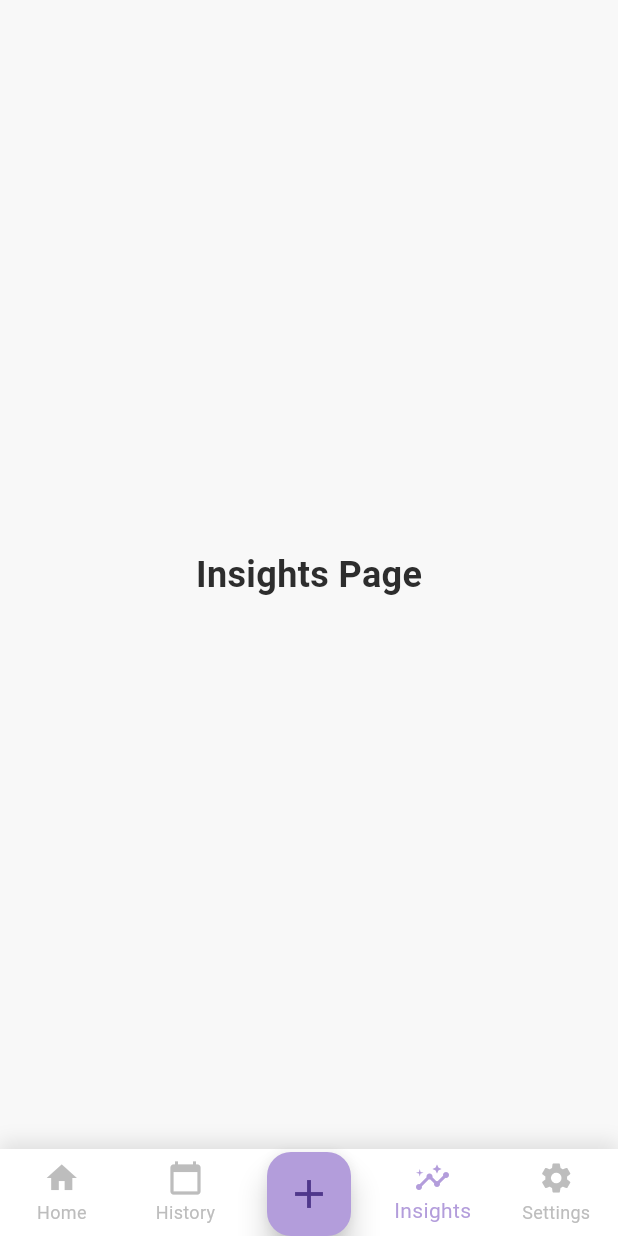
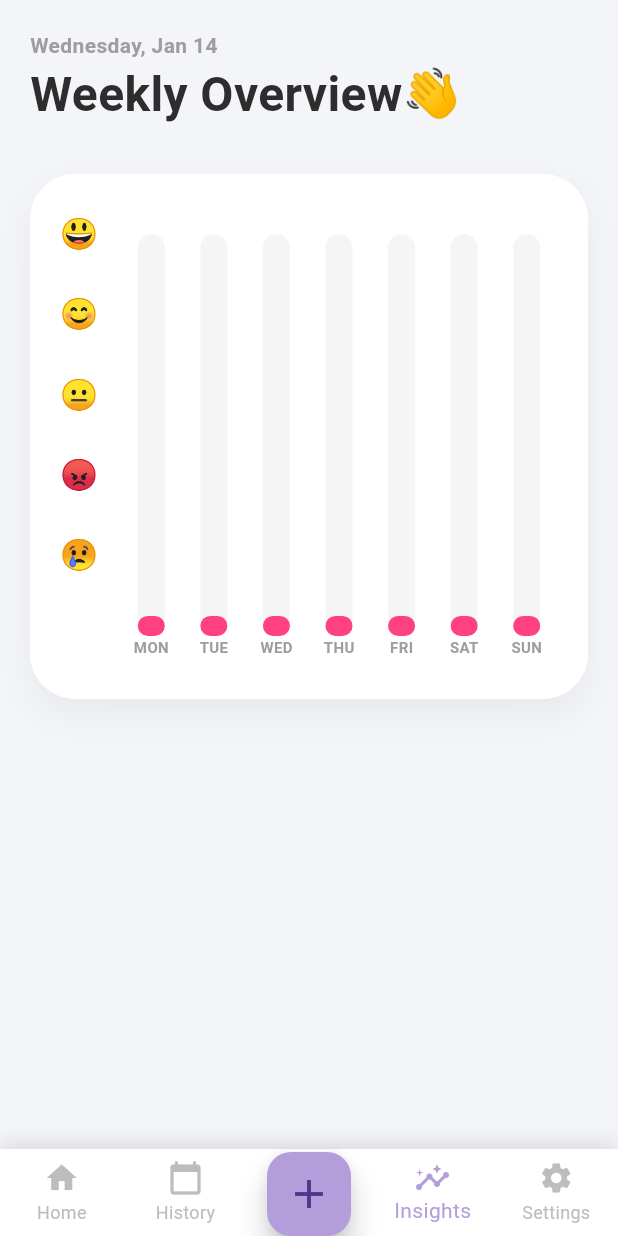
Before and after one commit to loczus887/moodJar, a Flutter app: the screen it shows once a user with an empty profile is signed in, item 4 of the bottom bar chosen, on a phone screen of 412 x 824 dp. Run offline on Flutter 3.47's test engine with Material 3 defaults, Android fonts, the phone set to English and light mode, and no system bars; drawn by our look-alikes of fl_chart; our stand-ins replace cloud_firestore, equatable, firebase_auth, firebase_core, flutter_bloc, local_auth and 1 more; accounts and stored records are empty; generated files the repository leaves out were written again.

Commit message:
jt insights wwekly overview ( working on to show last weeks)

```diff
--- a/lib/pages/insights_page.dart
+++ b/lib/pages/insights_page.dart
@@ -1,4 +1,8 @@
 import 'package:flutter/material.dart';
+import 'package:flutter_bloc/flutter_bloc.dart';
+import '../bloc/auth_bloc/auth_bloc.dart';
+import '../widgets/mood_line_chart.dart';
+import 'package:intl/intl.dart';
 
 class InsightsPage extends StatelessWidget {
   const InsightsPage({super.key});
@@ -9,15 +13,36 @@ class InsightsPage extends StatelessWidget {
     final isDark = theme.brightness == Brightness.dark;
     final textColor = theme.textTheme.titleLarge?.color ?? (isDark ? Colors.white : const Color(0xFF2D2D2D));
 
-    return Center(
-      child: Text(
-        'Insights Page',
-        style: TextStyle(
-          fontSize: 24,
-          fontWeight: FontWeight.bold,
-          color: textColor,
-        ),
+    final authState = context.read<AuthBloc>().state;
+    final String userId = (authState is Authenticated) ? authState.user.uid : '';
+
+return Scaffold(
+  backgroundColor: const Color(0xFFF3F5F9),
+  body: SafeArea(
+    child: Padding(
+      padding: const EdgeInsets.symmetric(horizontal: 20.0),
+      child: Column(
+        crossAxisAlignment: CrossAxisAlignment.start,
+        children: [
+          const SizedBox(height: 20),
+          Text(
+            DateFormat('EEEE, MMM d').format(DateTime.now()),
+            style: const TextStyle(
+              color: Colors.grey,
+              fontWeight: FontWeight.bold,
+              fontSize: 14,
+            ),
+          ),
+          const Text("Weekly Overview👋", style: TextStyle(fontSize: 32, fontWeight: FontWeight.bold)),
+          const SizedBox(height: 30),
+          SizedBox(
+            height: 350,
+            child: MoodBarChart(userId: userId)
+          ),
+        ],
       ),
-    );
+    ),
+  ),
+);
   }
 }
--- a/lib/pages/log_mood.dart
+++ b/lib/pages/log_mood.dart
@@ -49,7 +49,7 @@ class _LogMoodScreenState extends State<LogMoodScreen> {
       'label': 'Excited',
       'emoji': '🤩',
       'color': Colors.amberAccent.withValues(alpha: 0.3),
-      'value': 4,
+      'value': 8,
     },
     {
       'label': 'Grateful',
@@ -67,7 +67,7 @@ class _LogMoodScreenState extends State<LogMoodScreen> {
       'label': 'Angry',
       'emoji': '😡',
       'color': Colors.redAccent.withValues(alpha: 0.3),
-      'value': 8,
+      'value': 4,
     },
   ];
 
--- /dev/null
+++ b/lib/widgets/mood_line_chart.dart
@@ -0,0 +1,113 @@
+import 'package:flutter/material.dart';
+import 'package:fl_chart/fl_chart.dart';
+import 'package:cloud_firestore/cloud_firestore.dart';
+
+class MoodBarChart extends StatelessWidget {
+  final String userId;
+  const MoodBarChart({super.key, required this.userId});
+
+
+
+
+  @override
+  Widget build(BuildContext context) {
+    return StreamBuilder<QuerySnapshot>(
+      stream: FirebaseFirestore.instance
+          .collection('users')
+          .doc(userId)
+          .collection('mood_logs')
+          .orderBy('timestamp', descending: true)
+          .limit(20)
+          .snapshots(),
+      builder: (context, snapshot) {
+        if (!snapshot.hasData) return const Center(child: CircularProgressIndicator());
+
+        final Map<int, List<int>> dailyValues = {1: [], 2: [], 3: [], 4: [], 5: [], 6: [], 7: []};
+
+        for (var doc in snapshot.data!.docs) {
+          final data = doc.data() as Map<String, dynamic>;
+          final timestamp = data['timestamp'] as Timestamp?;
+          if (timestamp != null) {
+            final date = timestamp.toDate();
+            dailyValues[date.weekday]?.add(data['mood_value'] as int);
+          }
+        }
+
+        return Container(
+          padding: const EdgeInsets.fromLTRB(20, 40, 20, 20),
+          decoration: BoxDecoration(
+            color: Colors.white,
+            borderRadius: BorderRadius.circular(30),
+            boxShadow: [
+              BoxShadow(color: Colors.black.withOpacity(0.05), blurRadius: 20, offset: const Offset(0, 10))
+            ],
+          ),
+          child: BarChart(
+            BarChartData(
+              alignment: BarChartAlignment.spaceAround,
+              maxY: 10,
+              barTouchData: BarTouchData(enabled: false),
+              titlesData: FlTitlesData(
+                show: true,
+                leftTitles: AxisTitles(
+                  sideTitles: SideTitles(
+                    showTitles: true,
+                    reservedSize: 40,
+                    getTitlesWidget: (value, meta) {
+                      if (value == 2) return const Text('😢', style: TextStyle(fontSize: 20));
+                      if (value == 4) return const Text('😡', style: TextStyle(fontSize: 20));
+                      if (value == 6) return const Text('😐', style: TextStyle(fontSize: 20));
+                      if (value == 8) return const Text('😊', style: TextStyle(fontSize: 20));
+                      if (value == 10) return const Text('😃', style: TextStyle(fontSize: 20));
+                      return const SizedBox();
+                    },
+                  ),
+                ),
+                bottomTitles: AxisTitles(
+                  sideTitles: SideTitles(
+                    showTitles: true,
+                    getTitlesWidget: (value, meta) {
+                      const days = ['MON', 'TUE', 'WED', 'THU', 'FRI', 'SAT', 'SUN'];
+                      return Text(days[value.toInt()], style: const TextStyle(color: Colors.grey, fontSize: 10, fontWeight: FontWeight.bold));
+                    },
+                  ),
+                ),
+                topTitles: const AxisTitles(sideTitles: SideTitles(showTitles: false)),
+                rightTitles: const AxisTitles(sideTitles: SideTitles(showTitles: false)),
+              ),
+              gridData: const FlGridData(show: false),
+              borderData: FlBorderData(show: false),
+              barGroups: dailyValues.entries.map((entry) {
+                double avg = entry.value.isEmpty ? 0 : entry.value.reduce((a, b) => a + b) / entry.value.length;
+                return BarChartGroupData(
+                  x: entry.key - 1,
+                  barRods: [
+                    BarChartRodData(
+                      toY: avg == 0 ? 0.5 : avg,
+                      color: _getColorForValue(avg),
+                      width: 18,
+                      borderRadius: BorderRadius.circular(10),
+                      backDrawRodData: BackgroundBarChartRodData(
+                        show: true,
+                        toY: 10,
+                        color: Colors.grey.withOpacity(0.1),
+                      ),
+                    ),
+                  ],
+                );
+              }).toList(),
+            ),
+          ),
+        );
+      },
+    );
+  }
+
+  Color _getColorForValue(double value) {
+    if (value >= 8) return Colors.amberAccent;
+    if (value >= 6) return Colors.greenAccent;
+    if (value >= 4) return Colors.orangeAccent;
+    if (value >= 2) return Colors.blueAccent;
+    return Colors.pinkAccent;
+  }
+}
--- a/pubspec.yaml
+++ b/pubspec.yaml
@@ -42,6 +42,8 @@ dependencies:
   firebase_auth: ^6.1.3
   shared_preferences: ^2.2.2
   local_auth: ^2.1.7
+  fl_chart: ^1.1.1
+  intl: ^0.20.2
 
 dev_dependencies:
   flutter_test:
```
Also changed, not shown: pubspec.lock, 8 other files.
